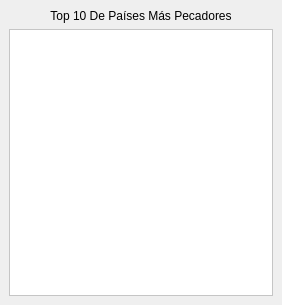
First picture: the form in ventanatop10pecadores.ui, repository DavidCrgh/Tarea_Programa_Estructuras_2, before the edit.
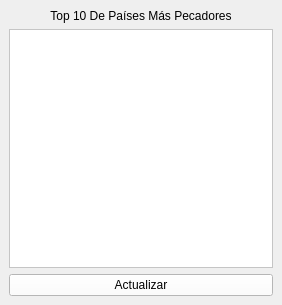
Second picture: the form after the edit. Icons and pictures are not drawn.

```diff
--- a/ventanatop10pecadores.ui
+++ b/ventanatop10pecadores.ui
@@ -57,6 +57,17 @@
       </property>
      </widget>
     </item>
+    <item>
+     <widget class="QPushButton" name="actualizar">
+      <property name="styleSheet">
+       <string notr="true">background-color: rgb(255, 255, 255);
+font: 75 16pt &quot;System&quot;;</string>
+      </property>
+      <property name="text">
+       <string>Actualizar</string>
+      </property>
+     </widget>
+    </item>
    </layout>
   </widget>
  </widget>
```
